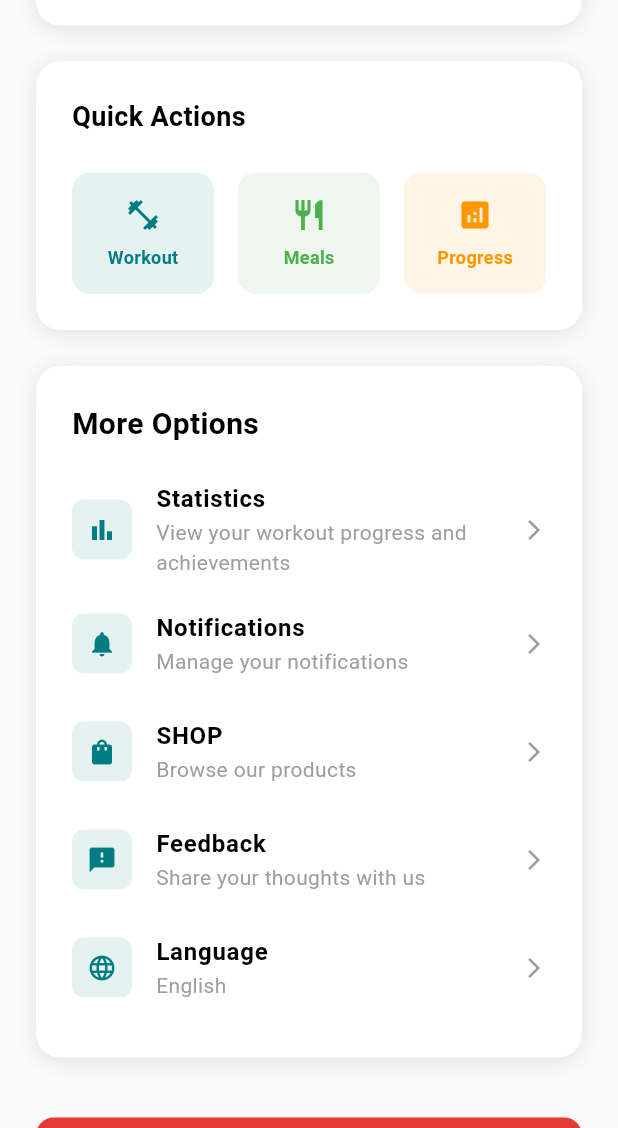
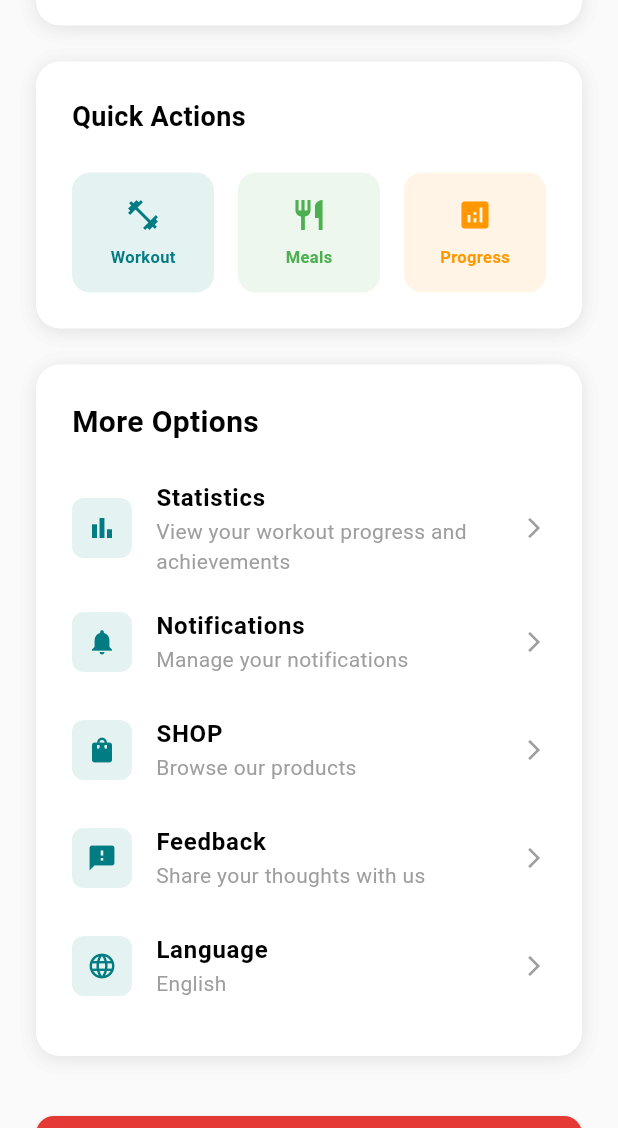
Before and after one commit to rawa7/rocfit, a Flutter app: the ProfileScreen screen opened directly, scrolled down 576 dp, on a phone screen of 412 x 824 dp. Shown: the part 108-1236 px from the top of the screen. Run offline on Flutter 3.47's test engine with Material 3 defaults, Android fonts, the phone set to English and light mode, and no system bars; our stand-ins replace cached_network_image, flutter_svg, shared_preferences; accounts and stored records are empty; network calls fail.

Commit message:
Update app version to 3.0.0+8, change package namespace, and add signing configuration. Introduce new ProGuard rules and update iOS app icons while removing old assets. Adjust profile screen font size for better readability.

```diff
--- a/lib/screens/profile_screen.dart
+++ b/lib/screens/profile_screen.dart
@@ -789,6 +789,7 @@ class _ProfileScreenState extends State<ProfileScreen> {
               style: AppTextStyles.caption.copyWith(
                 color: color,
                 fontWeight: FontWeight.w600,
+                fontSize: 11,
                   ),
                 ),
               ],
--- a/pubspec.yaml
+++ b/pubspec.yaml
@@ -16,7 +16,7 @@ publish_to: 'none' # Remove this line if you wish to publish to pub.dev
 # https://developer.apple.com/library/archive/documentation/General/Reference/InfoPlistKeyReference/Articles/CoreFoundationKeys.html
 # In Windows, build-name is used as the major, minor, and patch parts
 # of the product and file versions while build-number is used as the build suffix.
-version: 1.0.0+1
+version: 3.0.0+8
 
 environment:
   sdk: ^3.8.1
```
Also changed, not shown: 70 other files.
